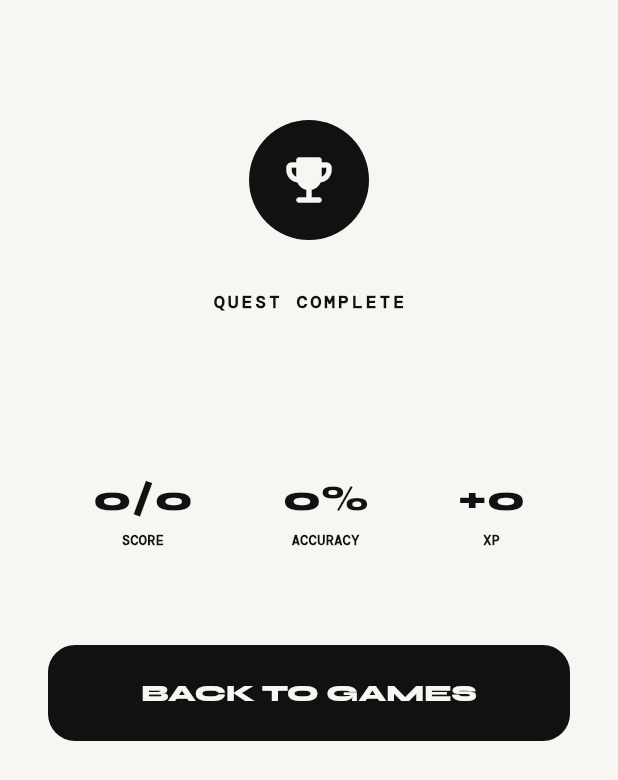
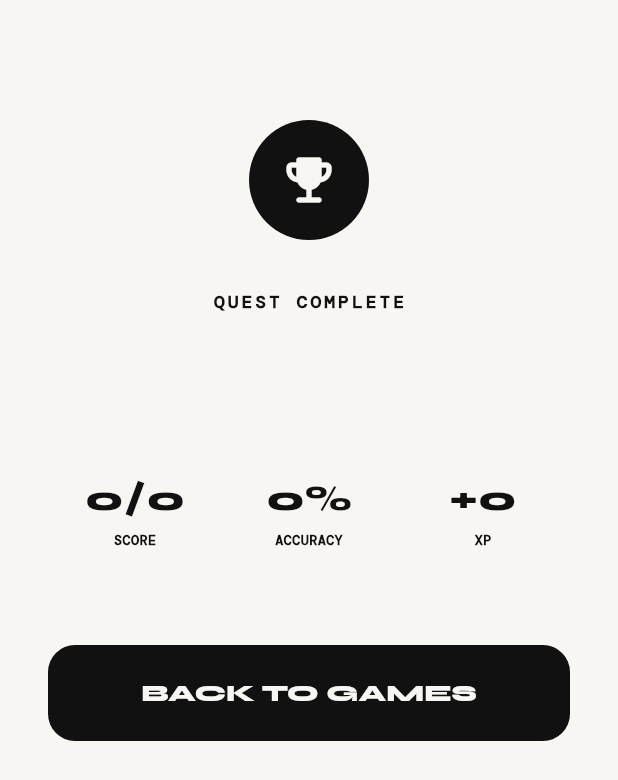
Before and after one commit to granthaielabad/taskquest, a Flutter app: the GameResultsScreen screen opened directly with empty values, on a phone screen of 412 x 824 dp. Shown: the top 780 px of the screen. Run offline on Flutter 3.47's test engine with Material 3 defaults, Android fonts, the phone set to English and light mode, and no system bars; our stand-ins replace audioplayers, cached_network_image, cloud_firestore, confetti, file_picker, firebase_auth and 12 more; missing offline and left inert: markdown, syncfusion_flutter_pdf, tutorial_coach_mark; accounts and stored records are empty.

Commit message:
fix: adjusted some game lobby screens

```diff
--- a/lib/features/games/screens/game_results_screen.dart
+++ b/lib/features/games/screens/game_results_screen.dart
@@ -76,15 +76,21 @@ class _GameResultsScreenState extends ConsumerState<GameResultsScreen> {
               Row(
                 mainAxisAlignment: MainAxisAlignment.spaceAround,
                 children: [
-                  _buildResultStat(
+                  Expanded(
+                    child: _buildResultStat(
                       'SCORE',
                       '${widget.result.score}/${widget.result.totalQuestions}',
                     ),
-                  _buildResultStat(
+                  ),
+                  Expanded(
+                    child: _buildResultStat(
                       'ACCURACY',
                       '${(widget.result.accuracy * 100).toInt()}%',
                     ),
-                  _buildResultStat('XP', '+${widget.result.xpEarned}'),
+                  ),
+                  Expanded(
+                    child: _buildResultStat('XP', '+${widget.result.xpEarned}'),
+                  ),
                 ],
               ),
 
@@ -126,7 +132,9 @@ class _GameResultsScreenState extends ConsumerState<GameResultsScreen> {
     final colorScheme = Theme.of(context).colorScheme;
     return Column(
       children: [
-        Text(
+        FittedBox(
+          fit: BoxFit.scaleDown,
+          child: Text(
             value,
             style: TextStyle(
               fontFamily: 'Syne',
@@ -135,8 +143,11 @@ class _GameResultsScreenState extends ConsumerState<GameResultsScreen> {
               color: colorScheme.onSurface,
             ),
           ),
+        ),
         const SizedBox(height: 4),
-        Text(
+        FittedBox(
+          fit: BoxFit.scaleDown,
+          child: Text(
             label,
             style: TextStyle(
               fontFamily: 'DM Mono',
@@ -145,6 +156,7 @@ class _GameResultsScreenState extends ConsumerState<GameResultsScreen> {
               color: colorScheme.onSurfaceVariant,
             ),
           ),
+        ),
       ],
     );
   }
--- a/lib/features/profile/editprofile_screen.dart
+++ b/lib/features/profile/editprofile_screen.dart
@@ -41,6 +41,8 @@ class _EditProfileScreenState extends ConsumerState<EditProfileScreen> {
   @override
   void initState() {
     super.initState();
+    // Reverted to .value as .valueOrNull is not defined in your Riverpod version.
+    // The null-safety operator (?. and ??) will handle potential nulls from .value.
     final user = ref.read(userProfileProvider).value;
 
     _displayNameController = TextEditingController(
```
Also changed, not shown: lib/features/games/screens/game_lobby_screen.dart (+10 -6 lines), lib/features/games/screens/sdlc_gameplay_screen.dart (+15 -3 lines), lib/features/shared/services/user_service.dart (+29 -17 lines). Lines whose indentation alone changed are shown as unchanged.
